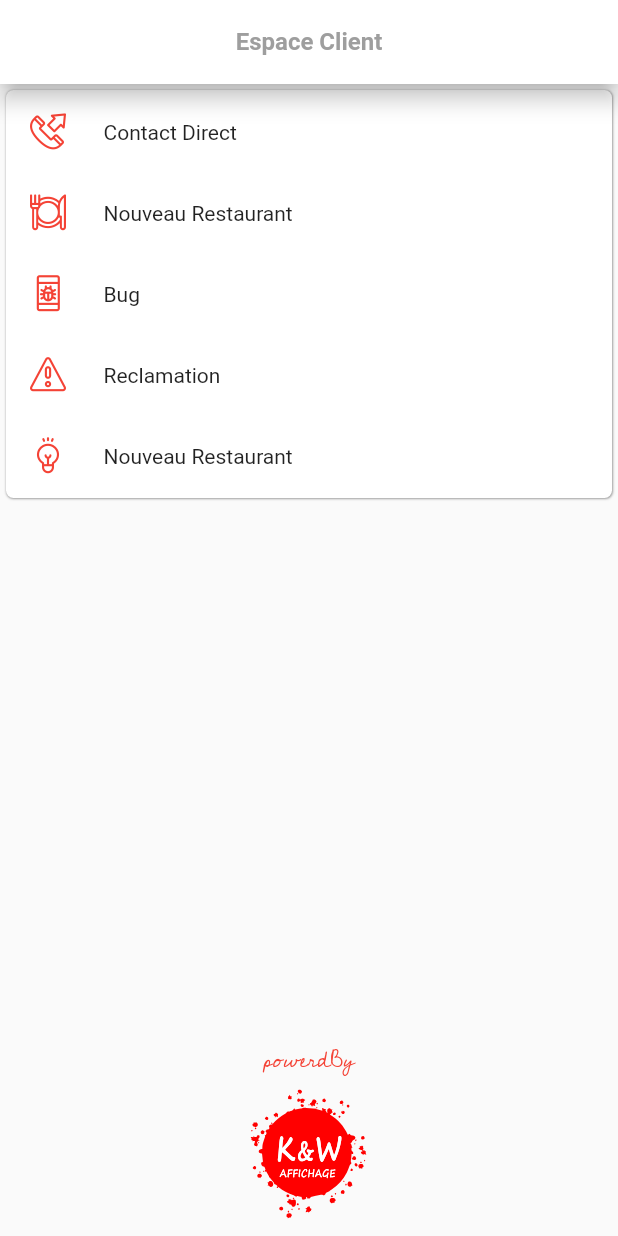
After one commit to toubal77/KW_Express, a Flutter app: the ServiceClient screen opened directly, on a phone screen of 412 x 824 dp. The commit adds this screen. Run offline on Flutter 3.47's test engine with Material 2 defaults, Android fonts, the phone set to English and light mode, and no system bars; our stand-ins replace carousel_slider, flutter_svg.

Commit message:
add create service client

```diff
--- a/lib/helper/icons_app.dart
+++ b/lib/helper/icons_app.dart
@@ -25,4 +25,14 @@ class IconsApp {
       IconData(0xE809, fontFamily: _kFontFam, fontPackage: _kFontPkg);
   static const IconData noteApp =
       IconData(0xE80F, fontFamily: _kFontFam, fontPackage: _kFontPkg);
+  static const IconData contact =
+      IconData(0xE803, fontFamily: _kFontFam, fontPackage: _kFontPkg);
+  static const IconData resto =
+      IconData(0xE80C, fontFamily: _kFontFam, fontPackage: _kFontPkg);
+  static const IconData bug =
+      IconData(0xE804, fontFamily: _kFontFam, fontPackage: _kFontPkg);
+  static const IconData recla =
+      IconData(0xE812, fontFamily: _kFontFam, fontPackage: _kFontPkg);
+  static const IconData sugg =
+      IconData(0xE802, fontFamily: _kFontFam, fontPackage: _kFontPkg);
 }
--- /dev/null
+++ b/lib/screens/serviceClient.dart
@@ -0,0 +1,161 @@
+import 'package:flutter/material.dart';
+import 'package:flutter_svg/flutter_svg.dart';
+import 'package:kw_express/helper/icons_app.dart';
+
+class ServiceClient extends StatelessWidget {
+  @override
+  Widget build(BuildContext context) {
+    return Scaffold(
+      appBar: AppBar(
+        backgroundColor: Colors.white,
+        title: Text(
+          'Espace Client',
+          style: TextStyle(
+            color: Colors.grey,
+            fontSize: 16,
+            fontWeight: FontWeight.w600,
+          ),
+        ),
+        centerTitle: true,
+        elevation: 6.0,
+      ),
+      body: Padding(
+        padding: const EdgeInsets.all(4.0),
+        child: Column(
+          mainAxisAlignment: MainAxisAlignment.spaceBetween,
+          children: [
+            Container(
+              width: MediaQuery.of(context).size.width,
+              decoration: BoxDecoration(
+                borderRadius: BorderRadius.circular(5),
+                color: Colors.white,
+                boxShadow: [
+                  BoxShadow(
+                    color: Colors.grey,
+                    blurRadius: 0.5,
+                    offset: Offset(0.5, 0.5),
+                  ),
+                ],
+              ),
+              child: Padding(
+                padding: const EdgeInsets.all(16.0),
+                child: Column(
+                  crossAxisAlignment: CrossAxisAlignment.start,
+                  children: [
+                    GestureDetector(
+                      onTap: () {},
+                      child: Row(
+                        children: [
+                          Icon(
+                            IconsApp.contact,
+                            color: Colors.red,
+                          ),
+                          SizedBox(
+                            width: 25,
+                          ),
+                          Text('Contact Direct'),
+                        ],
+                      ),
+                    ),
+                    SizedBox(
+                      height: 30,
+                    ),
+                    GestureDetector(
+                      onTap: () {},
+                      child: Row(
+                        children: [
+                          Icon(
+                            IconsApp.resto,
+                            color: Colors.red,
+                          ),
+                          SizedBox(
+                            width: 25,
+                          ),
+                          Text('Nouveau Restaurant'),
+                        ],
+                      ),
+                    ),
+                    SizedBox(
+                      height: 30,
+                    ),
+                    GestureDetector(
+                      onTap: () {},
+                      child: Row(
+                        children: [
+                          Icon(
+                            IconsApp.bug,
+                            color: Colors.red,
+                          ),
+                          SizedBox(
+                            width: 25,
+                          ),
+                          Text('Bug'),
+                        ],
+                      ),
+                    ),
+                    SizedBox(
+                      height: 30,
+                    ),
+                    GestureDetector(
+                      onTap: () {},
+                      child: Row(
+                        children: [
+                          Icon(
+                            IconsApp.recla,
+                            color: Colors.red,
+                          ),
+                          SizedBox(
+                            width: 25,
+                          ),
+                          Text('Reclamation'),
+                        ],
+                      ),
+                    ),
+                    SizedBox(
+                      height: 30,
+                    ),
+                    GestureDetector(
+                      onTap: () {},
+                      child: Row(
+                        children: [
+                          Icon(
+                            IconsApp.sugg,
+                            color: Colors.red,
+                          ),
+                          SizedBox(
+                            width: 25,
+                          ),
+                          Text('Nouveau Restaurant'),
+                        ],
+                      ),
+                    ),
+                  ],
+                ),
+              ),
+            ),
+            Center(
+              child: Column(
+                children: [
+                  Text(
+                    'powerdBy',
+                    style: TextStyle(
+                      fontSize: 15,
+                      fontWeight: FontWeight.w300,
+                      fontFamily: 'CedarvilleCursive-Regular',
+                      color: Colors.red,
+                    ),
+                  ),
+                  Container(
+                    width: 100,
+                    height: 100,
+                    child: SvgPicture.asset('assets/drawable/kw.svg'),
+                  ),
+                ],
+              ),
+            ),
+          ],
+        ),
+      ),
+    );
+  }
+}
```
